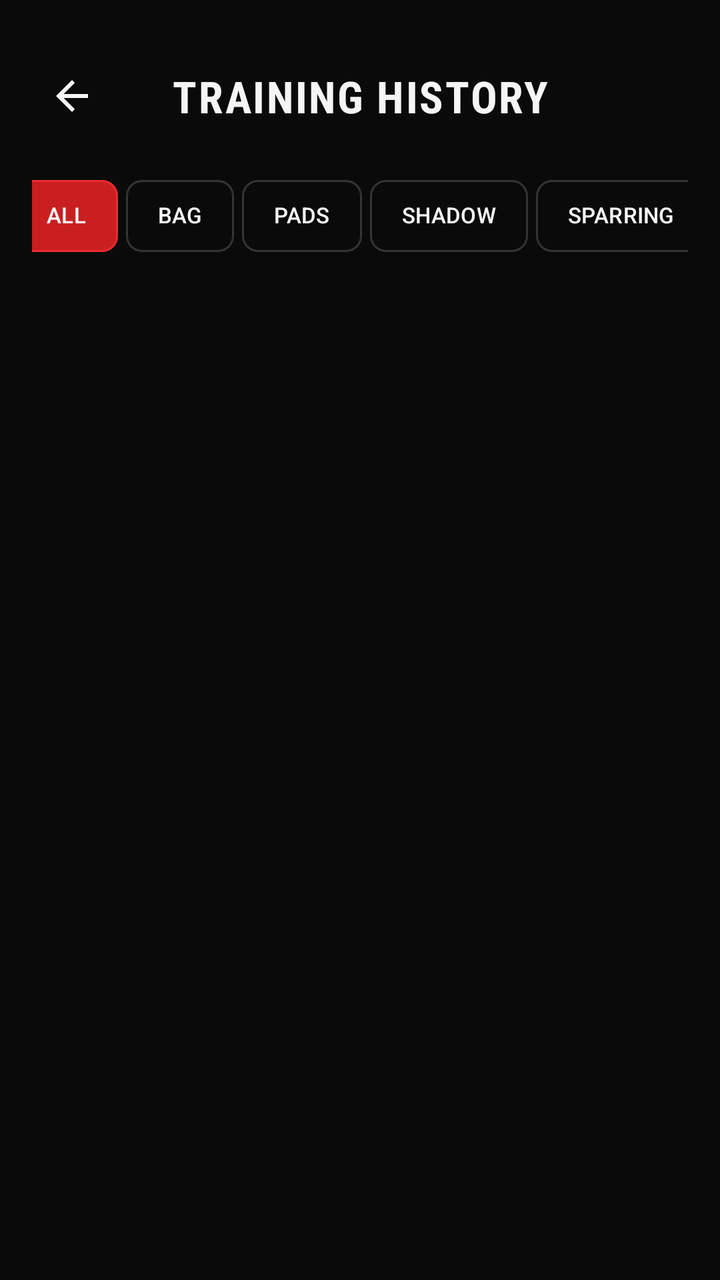
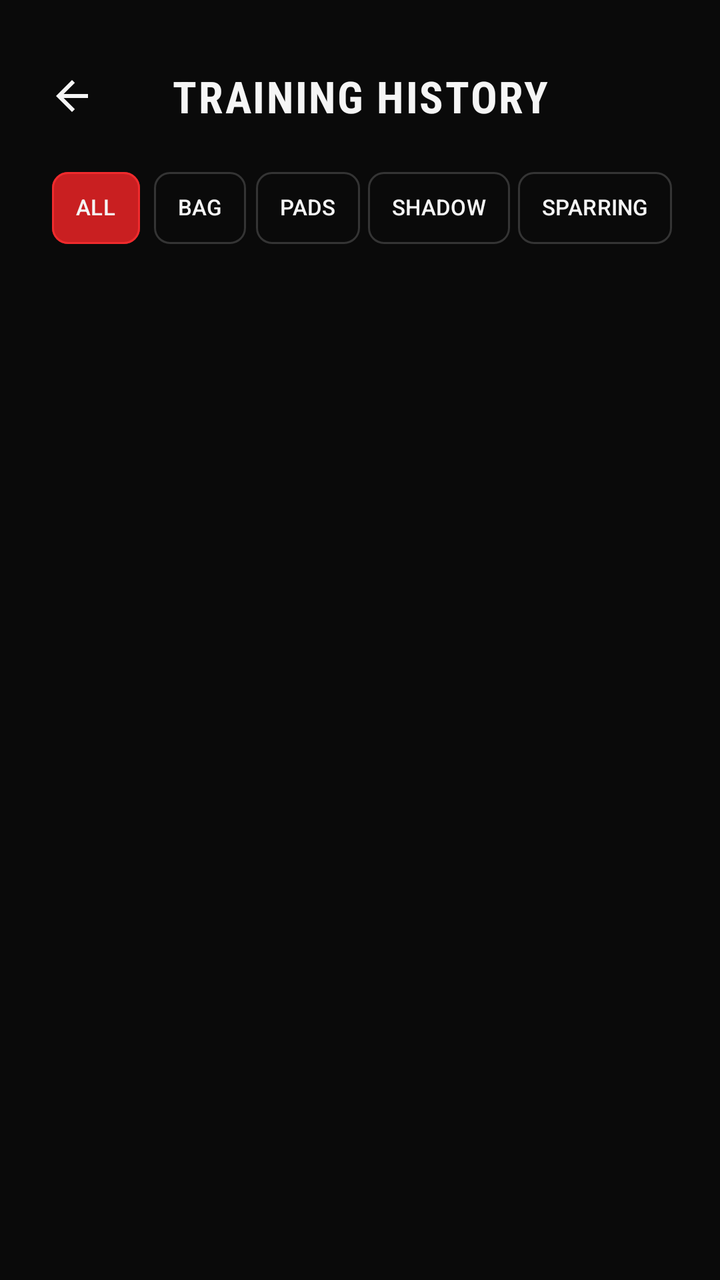

An Android layout rendered at two revisions. The XML below is the earlier revision; the diff shows what the commit changed to produce the second picture.
<!-- AndroidManifest.xml: application theme Theme.TheCorner -->
<!-- res/layout/fragment_history.xml -->
<LinearLayout xmlns:android="http://schemas.android.com/apk/res/android"
    xmlns:app="http://schemas.android.com/apk/res-auto"
    android:layout_width="match_parent"
    android:layout_height="match_parent"
    android:background="@color/corner_background"
    android:orientation="vertical"
    android:paddingTop="24dp">

    <LinearLayout
        android:layout_width="match_parent"
        android:layout_height="wrap_content"
        android:gravity="center_vertical"
        android:paddingHorizontal="12dp">

        <ImageButton
            android:id="@+id/back"
            android:layout_width="48dp"
            android:layout_height="48dp"
            android:background="?attr/selectableItemBackgroundBorderless"
            android:contentDescription="@string/history_back"
            android:src="@drawable/ic_arrow_back"
            app:tint="@color/corner_text_primary" />

        <TextView
            style="@style/HistoryTitle"
            android:layout_width="0dp"
            android:layout_weight="1"
            android:gravity="center"
            android:text="@string/history_title" />

        <Space
            android:layout_width="48dp"
            android:layout_height="1dp" />
    </LinearLayout>

    <HorizontalScrollView
        android:layout_width="match_parent"
        android:layout_height="wrap_content"
        android:layout_marginTop="12dp"
        android:paddingHorizontal="16dp"
        android:scrollbars="none">

        <com.google.android.material.chip.ChipGroup
            android:id="@+id/filters"
            android:layout_width="wrap_content"
            android:layout_height="wrap_content"
            app:checkedChip="@id/filterAll"
            android:layout_gravity="center"
            app:chipSpacingHorizontal="4dp"
            app:selectionRequired="true"
            app:singleLine="true"
            app:singleSelection="true">

            <com.google.android.material.chip.Chip
                android:id="@+id/filterAll"
                style="@style/HistoryFilter"
                android:text="@string/history_all" />

            <com.google.android.material.chip.Chip
                android:id="@+id/filterBag"
                style="@style/HistoryFilter"
                android:text="@string/history_bag" />

            <com.google.android.material.chip.Chip
                android:id="@+id/filterPads"
                style="@style/HistoryFilter"
                android:text="@string/history_pads" />

            <com.google.android.material.chip.Chip
                android:id="@+id/filterShadow"
                style="@style/HistoryFilter"
                android:text="@string/history_shadow" />

            <com.google.android.material.chip.Chip
                android:id="@+id/filterSparring"
                style="@style/HistoryFilter"
                android:text="@string/history_sparring" />
        </com.google.android.material.chip.ChipGroup>
    </HorizontalScrollView>

    <FrameLayout
        android:layout_width="match_parent"
        android:layout_height="0dp"
        android:layout_weight="1">

        <androidx.recyclerview.widget.RecyclerView
            android:id="@+id/sessions"
            android:layout_width="match_parent"
            android:layout_height="match_parent"
            android:clipToPadding="false"
            android:paddingHorizontal="20dp"
            android:paddingBottom="24dp" />

        <ProgressBar
            android:id="@+id/loading"
            android:layout_width="40dp"
            android:layout_height="40dp"
            android:layout_gravity="center"
            android:indeterminateTint="@color/corner_red" />

        <LinearLayout
            android:id="@+id/message"
            android:layout_width="match_parent"
            android:layout_height="wrap_content"
            android:layout_gravity="center"
            android:gravity="center"
            android:orientation="vertical"
            android:padding="32dp"
            android:visibility="gone">

            <ImageView
                android:layout_width="56dp"
                android:layout_height="56dp"
                android:importantForAccessibility="no"
                android:src="@drawable/ic_boxing_glove"
                app:tint="@color/corner_text_secondary" />

            <TextView
                android:id="@+id/messageTitle"
                style="@style/HistoryTitle"
                android:layout_marginTop="20dp"
                android:gravity="center" />

            <TextView
                android:id="@+id/messageBody"
                style="@style/HistorySecondary"
                android:layout_marginTop="8dp"
                android:gravity="center" />

            <com.google.android.material.button.MaterialButton
                android:id="@+id/retry"
                android:layout_width="wrap_content"
                android:layout_height="wrap_content"
                android:layout_marginTop="16dp"
                android:text="@string/history_retry"
                android:textColor="@color/corner_text_primary"
                app:backgroundTint="@color/corner_red_dark" />
        </LinearLayout>
    </FrameLayout>
</LinearLayout>
<!-- resources referenced by this layout -->
<resources>
  <color name="corner_background">#0A0A0A</color>
  <color name="corner_red">#EF2B2D</color>
  <color name="corner_red_dark">#C91F21</color>
  <color name="corner_text_primary">#F5F5F5</color>
  <color name="corner_text_secondary">#A5A5A5</color>
  <string name="history_all">ALL</string>
  <string name="history_back">Back</string>
  <string name="history_bag">BAG</string>
  <string name="history_pads">PADS</string>
  <string name="history_retry">RETRY</string>
  <string name="history_shadow">SHADOW</string>
  <string name="history_sparring">SPARRING</string>
  <string name="history_title">TRAINING HISTORY</string>
  <style name="HistoryFilter" parent="Widget.Material3.Chip.Filter">
          <item name="android:layout_width">wrap_content</item>
          <item name="android:layout_height">wrap_content</item>
          <item name="android:textColor">@color/corner_text_primary</item>
          <item name="android:textSize">11sp</item>
          <item name="android:textStyle">bold</item>
          <item name="chipBackgroundColor">@color/history_filter_background</item>
          <item name="chipStrokeColor">@color/history_filter_stroke</item>
          <item name="chipStrokeWidth">1dp</item>
          <item name="checkedIconVisible">false</item>
          <item name="chipMinHeight">36dp</item>
          <item name="ensureMinTouchTargetSize">true</item>
      </style>
  <style name="HistorySecondary">
          <item name="android:layout_width">wrap_content</item>
          <item name="android:layout_height">wrap_content</item>
          <item name="android:textColor">@color/corner_text_secondary</item>
          <item name="android:textSize">13sp</item>
      </style>
  <style name="Theme.TheCorner" parent="Base.Theme.TheCorner" />
  <style name="Base.Theme.TheCorner" parent="Theme.Material3.DayNight.NoActionBar">
          
          <item name="colorPrimary">@color/red_primary</item>
          <item name="colorOnPrimary">@color/white</item>
          <item name="colorSecondary">@color/dark_gray</item>
      </style>
  <color name="red_primary">#D72638</color>
  <color name="white">#FFFFFF</color>
  <color name="dark_gray">#1E1E1E</color>
  <!-- unchanged entries left out for length: 3 -->
</resources>

<!-- the commit's change to res/layout/fragment_history.xml (unified diff, before → after) -->
@@ -36,16 +36,17 @@
     <HorizontalScrollView
         android:layout_width="match_parent"
         android:layout_height="wrap_content"
-        android:layout_marginTop="12dp"
+        android:layout_marginTop="8dp"
+        android:fillViewport="true"
         android:paddingHorizontal="16dp"
         android:scrollbars="none">
 
+        <LinearLayout android:layout_width="wrap_content" android:layout_height="wrap_content" android:gravity="center">
         <com.google.android.material.chip.ChipGroup
             android:id="@+id/filters"
             android:layout_width="wrap_content"
             android:layout_height="wrap_content"
             app:checkedChip="@id/filterAll"
-            android:layout_gravity="center"
             app:chipSpacingHorizontal="4dp"
             app:selectionRequired="true"
             app:singleLine="true"
@@ -76,7 +77,12 @@
                 style="@style/HistoryFilter"
                 android:text="@string/history_sparring" />
         </com.google.android.material.chip.ChipGroup>
+        </LinearLayout>
     </HorizontalScrollView>
+
+    <include android:id="@+id/summary" layout="@layout/history_summary"
+        android:layout_width="match_parent" android:layout_height="wrap_content"
+        android:layout_marginHorizontal="16dp" android:layout_marginTop="8dp" android:visibility="gone" />
 
     <FrameLayout
         android:layout_width="match_parent"
@@ -88,7 +94,7 @@
             android:layout_width="match_parent"
             android:layout_height="match_parent"
             android:clipToPadding="false"
-            android:paddingHorizontal="20dp"
+            android:paddingHorizontal="16dp"
             android:paddingBottom="24dp" />
 
         <ProgressBar
@@ -138,3 +144,36 @@
         </LinearLayout>
     </FrameLayout>
 </LinearLayout>
+<!-- res/layout/history_summary.xml (included above) -->
+<com.google.android.material.card.MaterialCardView xmlns:android="http://schemas.android.com/apk/res/android"
+    xmlns:app="http://schemas.android.com/apk/res-auto"
+    android:layout_width="match_parent" android:layout_height="wrap_content"
+    app:cardBackgroundColor="@color/corner_surface" app:cardCornerRadius="8dp"
+    app:cardElevation="0dp" app:strokeColor="@color/corner_outline" app:strokeWidth="1dp">
+    <LinearLayout android:layout_width="match_parent" android:layout_height="wrap_content"
+        android:gravity="center_vertical" android:paddingVertical="12dp" android:paddingHorizontal="4dp">
+        <LinearLayout android:layout_width="0dp" android:layout_weight="1" android:layout_height="wrap_content"
+            android:orientation="vertical" android:paddingHorizontal="4dp">
+            <TextView android:id="@+id/sessionCount" style="@style/HistorySummaryValue" />
+            <TextView style="@style/HistorySummaryLabel" android:text="@string/history_summary_sessions" />
+        </LinearLayout>
+        <View android:layout_width="1dp" android:layout_height="26dp" android:background="@color/corner_outline" />
+        <LinearLayout android:layout_width="0dp" android:layout_weight="1.2" android:layout_height="wrap_content"
+            android:orientation="vertical" android:paddingHorizontal="4dp">
+            <TextView android:id="@+id/totalTime" style="@style/HistorySummaryValue" />
+            <TextView style="@style/HistorySummaryLabel" android:text="@string/history_summary_time" />
+        </LinearLayout>
+        <View android:id="@+id/calorieDivider" android:layout_width="1dp" android:layout_height="26dp" android:background="@color/corner_outline" />
+        <LinearLayout android:id="@+id/calorieColumn" android:layout_width="0dp" android:layout_weight="1.2"
+            android:layout_height="wrap_content" android:orientation="vertical" android:paddingHorizontal="4dp">
+            <TextView android:id="@+id/totalCalories" style="@style/HistorySummaryValue" />
+            <TextView style="@style/HistorySummaryLabel" android:text="@string/calories_est_label" />
+        </LinearLayout>
+        <View android:layout_width="1dp" android:layout_height="26dp" android:background="@color/corner_outline" />
+        <LinearLayout android:layout_width="0dp" android:layout_weight="1" android:layout_height="wrap_content"
+            android:orientation="vertical" android:paddingHorizontal="4dp">
+            <TextView android:id="@+id/thisMonth" style="@style/HistorySummaryValue" />
+            <TextView style="@style/HistorySummaryLabel" android:text="@string/history_summary_month" />
+        </LinearLayout>
+    </LinearLayout>
+</com.google.android.material.card.MaterialCardView>
<!-- resource entries referenced after the edit -->
@@ -1,10 +1,13 @@
 <!-- resources referenced by this layout -->
 <resources>
   <color name="corner_background">#0A0A0A</color>
+  <color name="corner_outline">#343434</color>
   <color name="corner_red">#EF2B2D</color>
   <color name="corner_red_dark">#C91F21</color>
+  <color name="corner_surface">#141414</color>
   <color name="corner_text_primary">#F5F5F5</color>
   <color name="corner_text_secondary">#A5A5A5</color>
+  <string name="calories_est_label">KCAL EST.</string>
   <string name="history_all">ALL</string>
   <string name="history_back">Back</string>
   <string name="history_bag">BAG</string>
@@ -12,6 +15,9 @@
   <string name="history_retry">RETRY</string>
   <string name="history_shadow">SHADOW</string>
   <string name="history_sparring">SPARRING</string>
+  <string name="history_summary_month">THIS MONTH</string>
+  <string name="history_summary_sessions">SESSIONS</string>
+  <string name="history_summary_time">TOTAL TIME</string>
   <string name="history_title">TRAINING HISTORY</string>
   <style name="HistoryFilter" parent="Widget.Material3.Chip.Filter">
           <item name="android:layout_width">wrap_content</item>
@@ -24,6 +30,11 @@
           <item name="chipStrokeWidth">1dp</item>
           <item name="checkedIconVisible">false</item>
           <item name="chipMinHeight">36dp</item>
+          <item name="chipCornerRadius">8dp</item>
+          <item name="chipStartPadding">6dp</item>
+          <item name="chipEndPadding">6dp</item>
+          <item name="textStartPadding">6dp</item>
+          <item name="textEndPadding">6dp</item>
           <item name="ensureMinTouchTargetSize">true</item>
       </style>
   <style name="HistorySecondary">
@@ -31,6 +42,23 @@
           <item name="android:layout_height">wrap_content</item>
           <item name="android:textColor">@color/corner_text_secondary</item>
           <item name="android:textSize">13sp</item>
+      </style>
+  <style name="HistorySummaryLabel" parent="HistorySecondary">
+          <item name="android:layout_width">match_parent</item>
+          <item name="android:layout_marginTop">4dp</item>
+          <item name="android:gravity">center</item>
+          <item name="android:textSize">8sp</item>
+          <item name="android:letterSpacing">0.02</item>
+      </style>
+  <style name="HistorySummaryValue" parent="HistoryTitle">
+          <item name="android:gravity">center</item>
+          <item name="android:textSize">18sp</item>
+          <item name="android:letterSpacing">0</item>
+          <item name="android:maxLines">1</item>
+          <item name="android:autoSizeTextType">uniform</item>
+          <item name="android:autoSizeMinTextSize">11sp</item>
+          <item name="android:autoSizeMaxTextSize">18sp</item>
+          <item name="android:autoSizeStepGranularity">1sp</item>
       </style>
   <style name="Theme.TheCorner" parent="Base.Theme.TheCorner" />
   <style name="Base.Theme.TheCorner" parent="Theme.Material3.DayNight.NoActionBar">
